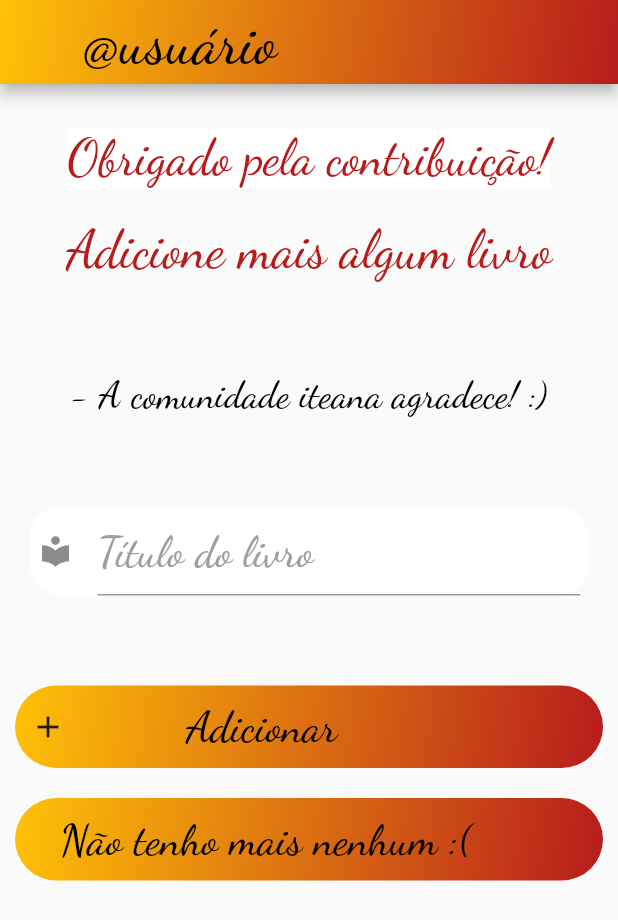
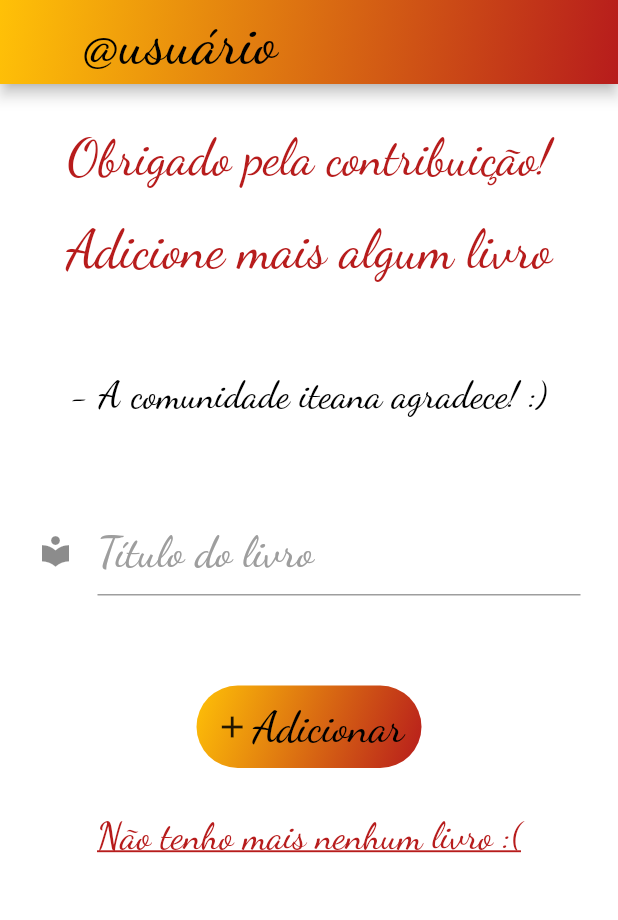
Before and after one commit to KalilBalech/H8Book, a Flutter app: the SuaBiblioteca screen opened directly with empty values, after a tap on "Adicionar", on a phone screen of 412 x 824 dp. Shown: the top 920 px of the screen. Run offline on Flutter 3.47's test engine with Material 2 defaults, Android fonts, the phone set to English and light mode, and no system bars.

Commit message:
Salvando alterações leves

```diff
--- a/lib/Pages/Biblioteca/continuar_biblioteca.dart
+++ b/lib/Pages/Biblioteca/continuar_biblioteca.dart
@@ -3,18 +3,17 @@ import '../../config/my_colors.dart';
 import 'package:h_book/Pages/PaginaPrincipal/pagina_principal.dart';
 
 class ContinuarBiblioteca extends StatefulWidget {
-
   @override
   _ContinuarBibliotecaState createState() => _ContinuarBibliotecaState();
 }
 
 class _ContinuarBibliotecaState extends State<ContinuarBiblioteca> {
-
   TextEditingController _livroInputController = TextEditingController();
 
   @override
   Widget build(BuildContext context) {
     return Scaffold(
+      backgroundColor: MyColors.corBasica,
       appBar: AppBar(
         flexibleSpace: Container(
           decoration: BoxDecoration(
@@ -22,12 +21,13 @@ class _ContinuarBibliotecaState extends State<ContinuarBiblioteca> {
               colors: [MyColors.corPrincipal, MyColors.corSecundaria],
               begin: Alignment.bottomRight,
               end: Alignment.topLeft,
-            )
+            ),
           ),
         ),
         leading: Container(),
         titleSpacing: 0,
-        title: new Text("@usuário",
+        title: new Text(
+          "@usuário",
           style: TextStyle(
             color: Colors.black,
             fontSize: 40,
@@ -37,7 +37,7 @@ class _ContinuarBibliotecaState extends State<ContinuarBiblioteca> {
         backgroundColor: MyColors.corSecundaria,
       ),
       body: SafeArea(
-        child:SingleChildScrollView(
+        child: SingleChildScrollView(
           child: Column(
             children: [
               Container(
@@ -46,11 +46,10 @@ class _ContinuarBibliotecaState extends State<ContinuarBiblioteca> {
                     SizedBox(height: 30),
                     Container(
                       margin: EdgeInsets.symmetric(horizontal: 10),
-                      decoration: BoxDecoration(
-                        color: MyColors.corBasica
-                      ),
+                      decoration: BoxDecoration(color: MyColors.corBasica),
                       //padding: EdgeInsets.all(10),
-                      child: Text("Obrigado pela contribuição!",
+                      child: Text(
+                        "Obrigado pela contribuição!",
                         style: TextStyle(
                           color: MyColors.corPrincipal,
                           fontSize: 33,
@@ -68,7 +67,8 @@ class _ContinuarBibliotecaState extends State<ContinuarBiblioteca> {
                     //SizedBox(height: 10),
                     Container(
                       padding: EdgeInsets.all(10),
-                      child: Text("Adicione mais algum livro",
+                      child: Text(
+                        "Adicione mais algum livro",
                         style: TextStyle(
                           color: MyColors.corPrincipal,
                           fontSize: 35,
@@ -82,7 +82,8 @@ class _ContinuarBibliotecaState extends State<ContinuarBiblioteca> {
               ),
               Container(
                 padding: EdgeInsets.symmetric(horizontal: 10),
-                child: Text("- A comunidade iteana agradece! :)",
+                child: Text(
+                  "- A comunidade iteana agradece! :)",
                   style: TextStyle(
                     color: Colors.black,
                     fontSize: 25,
@@ -116,10 +117,11 @@ class _ContinuarBibliotecaState extends State<ContinuarBiblioteca> {
               GestureDetector(
                 onTap: () {
                   Navigator.of(context).push(MaterialPageRoute(
-                        builder: (BuildContext context) => ContinuarBiblioteca()
-                      ));
+                      builder: (BuildContext context) =>
+                          ContinuarBiblioteca()));
                 },
                 child: Container(
+                  width: 150,
                   decoration: BoxDecoration(
                     gradient: LinearGradient(
                       colors: [MyColors.corPrincipal, MyColors.corSecundaria],
@@ -131,50 +133,48 @@ class _ContinuarBibliotecaState extends State<ContinuarBiblioteca> {
                   margin: EdgeInsets.symmetric(horizontal: 10),
                   padding: EdgeInsets.all(10),
                   child: Row(
-                    children:[
+                      mainAxisAlignment: MainAxisAlignment.spaceEvenly,
+                      crossAxisAlignment: CrossAxisAlignment.center,
+                      children: [
                         Icon(Icons.add),
-                      SizedBox(width: 80),
-                      Text("Adicionar",
+                        Text(
+                          "Adicionar",
                           style: TextStyle(
                             color: Colors.black,
                             fontSize: 29,
                             fontFamily: "DancingScript",
                           ),
                         ),
-                    ]
-                  ),
+                      ]),
                 ),
               ),
               SizedBox(height: 20),
               GestureDetector(
                 onTap: () {
                   Navigator.of(context).push(MaterialPageRoute(
-                        builder: (BuildContext context) => PaginaPrincipal()
-                      ));
+                      builder: (BuildContext context) => PaginaPrincipal()));
                 },
                 child: Container(
                   decoration: BoxDecoration(
-                    gradient: LinearGradient(
-              colors: [MyColors.corPrincipal, MyColors.corSecundaria],
-              begin: Alignment.bottomRight,
-              end: Alignment.topLeft,
-            ),
+                    color: MyColors.corBasica,
                     borderRadius: BorderRadius.circular(50),
                   ),
                   margin: EdgeInsets.symmetric(horizontal: 10),
                   padding: EdgeInsets.all(10),
                   child: Row(
-                    children:[
-                      SizedBox(width: 20),
-                      Text("Não tenho mais nenhum :(",
+                      mainAxisAlignment: MainAxisAlignment.spaceAround,
+                      crossAxisAlignment: CrossAxisAlignment.center,
+                      children: [
+                        Text(
+                          "Não tenho mais nenhum livro :(",
                           style: TextStyle(
-                          color: Colors.black,
-                          fontSize: 29,
+                            decoration: TextDecoration.underline,
+                            color: MyColors.corPrincipal,
+                            fontSize: 25,
                             fontFamily: "DancingScript",
                           ),
                         ),
-                    ]
-                  ),
+                      ]),
                 ),
               ),
             ],
@@ -185,14 +185,15 @@ class _ContinuarBibliotecaState extends State<ContinuarBiblioteca> {
   }
 }
 
-Widget titulo (String texto){
+Widget titulo(String texto) {
   return Container(
     child: Column(
       children: [
         SizedBox(height: 10),
         Container(
           padding: EdgeInsets.all(10),
-          child: Text(texto,
+          child: Text(
+            texto,
             style: TextStyle(
               color: MyColors.corPrincipal,
               fontSize: 41,
@@ -206,7 +207,7 @@ Widget titulo (String texto){
   );
 }
 
-Widget botao (String texto){
+Widget botao(String texto) {
   return Container(
     decoration: BoxDecoration(
       color: MyColors.corSecundaria,
@@ -214,18 +215,17 @@ Widget botao (String texto){
     ),
     margin: EdgeInsets.symmetric(horizontal: 10),
     padding: EdgeInsets.all(10),
-      child: Row(
-        children:[
+    child: Row(children: [
       Icon(Icons.add),
       SizedBox(width: 80),
-            Text(texto,
+      Text(
+        texto,
         style: TextStyle(
           color: MyColors.corPrincipal,
           fontSize: 29,
           fontFamily: "DancingScript",
         ),
       ),
-        ]
-      ),
+    ]),
   );
 }
--- a/lib/Pages/Biblioteca/sua_biblioteca.dart
+++ b/lib/Pages/Biblioteca/sua_biblioteca.dart
@@ -5,7 +5,6 @@ import '../../config/my_colors.dart';
 import '../Biblioteca/continuar_biblioteca.dart';
 
 class SuaBiblioteca extends StatefulWidget {
-
   final String nomeBixo;
 
   SuaBiblioteca({this.nomeBixo});
@@ -15,13 +14,12 @@ class SuaBiblioteca extends StatefulWidget {
 }
 
 class _SuaBibliotecaState extends State<SuaBiblioteca> {
-
   TextEditingController _livroInputController = TextEditingController();
-
 
   @override
   Widget build(BuildContext context) {
     return Scaffold(
+      backgroundColor: MyColors.corBasica,
       appBar: AppBar(
         titleSpacing: 0,
         flexibleSpace: Container(
@@ -34,7 +32,8 @@ class _SuaBibliotecaState extends State<SuaBiblioteca> {
           ),
         ),
         leading: Container(),
-        title: new Text("@" + widget.nomeBixo,
+        title: new Text(
+          "@" + widget.nomeBixo,
           style: TextStyle(
             color: Colors.black,
             fontSize: 30,
@@ -44,13 +43,14 @@ class _SuaBibliotecaState extends State<SuaBiblioteca> {
         backgroundColor: MyColors.corSecundaria,
       ),
       body: SafeArea(
-        child:SingleChildScrollView(
+        child: SingleChildScrollView(
           child: Column(
             children: [
               titulo("Monte a sua biblioteca!"),
               Container(
                 padding: EdgeInsets.symmetric(horizontal: 10),
-                child: Text("- Disponibilize algum de seus livros!\n\n- Vamos alimentar a nossa comunidade!\n\n A comunidade iteana agradece!",
+                child: Text(
+                  "- Disponibilize algum de seus livros!\n\n- Vamos alimentar a nossa comunidade!\n\n A comunidade iteana agradece!",
                   style: TextStyle(
                     color: Colors.black,
                     fontSize: 18,
@@ -84,10 +84,11 @@ class _SuaBibliotecaState extends State<SuaBiblioteca> {
               GestureDetector(
                 onTap: () {
                   Navigator.of(context).push(MaterialPageRoute(
-                        builder: (BuildContext context) => ContinuarBiblioteca()
-                      ));
+                      builder: (BuildContext context) =>
+                          ContinuarBiblioteca()));
                 },
                 child: Container(
+                  width: 150,
                   decoration: BoxDecoration(
                     gradient: LinearGradient(
                       colors: [MyColors.corPrincipal, MyColors.corSecundaria],
@@ -98,51 +99,46 @@ class _SuaBibliotecaState extends State<SuaBiblioteca> {
                   ),
                   margin: EdgeInsets.symmetric(horizontal: 10),
                   padding: EdgeInsets.all(10),
-                  child: Row(
-                    children:[
+                  child: Row(children: [
                     Icon(Icons.add),
-                      SizedBox(width: 80),
-                      Text("Adicionar",
+                    Text(
+                      "Adicionar",
                       style: TextStyle(
                         color: Colors.black,
                         fontSize: 29,
                         fontFamily: "DancingScript",
                       ),
                     ),
-                    ]
-                  ),
+                  ]),
                 ),
               ),
               SizedBox(height: 20),
               GestureDetector(
                 onTap: () {
                   Navigator.of(context).push(MaterialPageRoute(
-                        builder: (BuildContext context) => PaginaPrincipal()
-                      ));
+                      builder: (BuildContext context) => PaginaPrincipal()));
                 },
                 child: Container(
                   decoration: BoxDecoration(
-                    gradient: LinearGradient(
-              colors: [MyColors.corPrincipal, MyColors.corSecundaria],
-              begin: Alignment.bottomRight,
-              end: Alignment.topLeft,
-            ),
+                    color: MyColors.corBasica,
                     borderRadius: BorderRadius.circular(50),
                   ),
                   margin: EdgeInsets.symmetric(horizontal: 10),
                   padding: EdgeInsets.all(10),
                   child: Row(
-                    children:[
-                      SizedBox(width: 20),
-                      Text("Não tenho nenhum livro :(",
+                      mainAxisAlignment: MainAxisAlignment.spaceAround,
+                      crossAxisAlignment: CrossAxisAlignment.center,
+                      children: [
+                        Text(
+                          "Não tenho nenhum livro :(",
                           style: TextStyle(
-                          color: Colors.black,
-                          fontSize: 29,
+                            decoration: TextDecoration.underline,
+                            color: MyColors.corPrincipal,
+                            fontSize: 25,
                             fontFamily: "DancingScript",
                           ),
                         ),
-                    ]
-                  ),
+                      ]),
                 ),
               ),
             ],
@@ -153,14 +149,15 @@ class _SuaBibliotecaState extends State<SuaBiblioteca> {
   }
 }
 
-Widget titulo (String texto){
+Widget titulo(String texto) {
   return Container(
     child: Column(
       children: [
         SizedBox(height: 10),
         Container(
           padding: EdgeInsets.all(10),
-          child: Text(texto,
+          child: Text(
+            texto,
             style: TextStyle(
               color: MyColors.corPrincipal,
               fontSize: 41,
@@ -174,7 +171,7 @@ Widget titulo (String texto){
   );
 }
 
-Widget botao (String texto){
+Widget botao(String texto) {
   return Container(
     decoration: BoxDecoration(
       color: MyColors.corSecundaria,
@@ -182,18 +179,17 @@ Widget botao (String texto){
     ),
     margin: EdgeInsets.symmetric(horizontal: 10),
     padding: EdgeInsets.all(10),
-      child: Row(
-        children:[
+    child: Row(children: [
       Icon(Icons.add),
       SizedBox(width: 80),
-            Text(texto,
+      Text(
+        texto,
         style: TextStyle(
           color: MyColors.corPrincipal,
           fontSize: 29,
           fontFamily: "DancingScript",
         ),
       ),
-        ]
-      ),
+    ]),
   );
 }
```
Also changed, not shown: lib/Pages/PaginaPrincipal/pagina_principal.dart (+8 -13 lines), lib/Pages/Usuario/novo_usuario.dart (+35 -2 lines), lib/Pages/Usuario/reconhecimento.dart (+11 -11 lines), lib/Pages/Welcome/welcome_page.dart (+23 -17 lines). Lines whose indentation alone changed are shown as unchanged.
